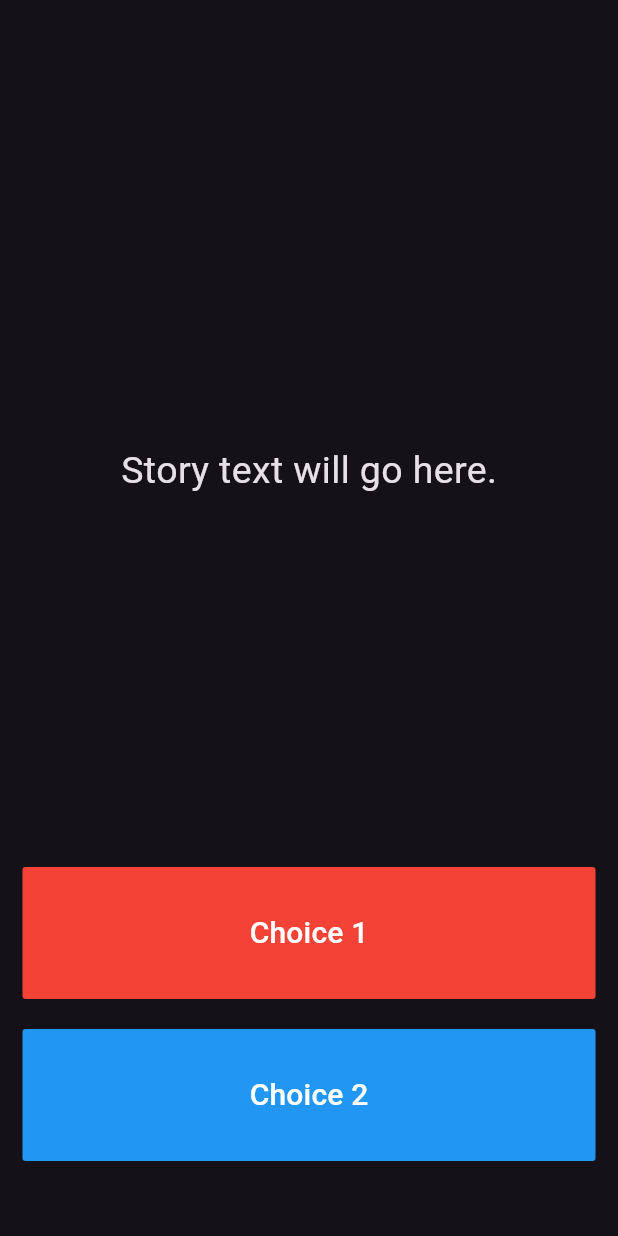
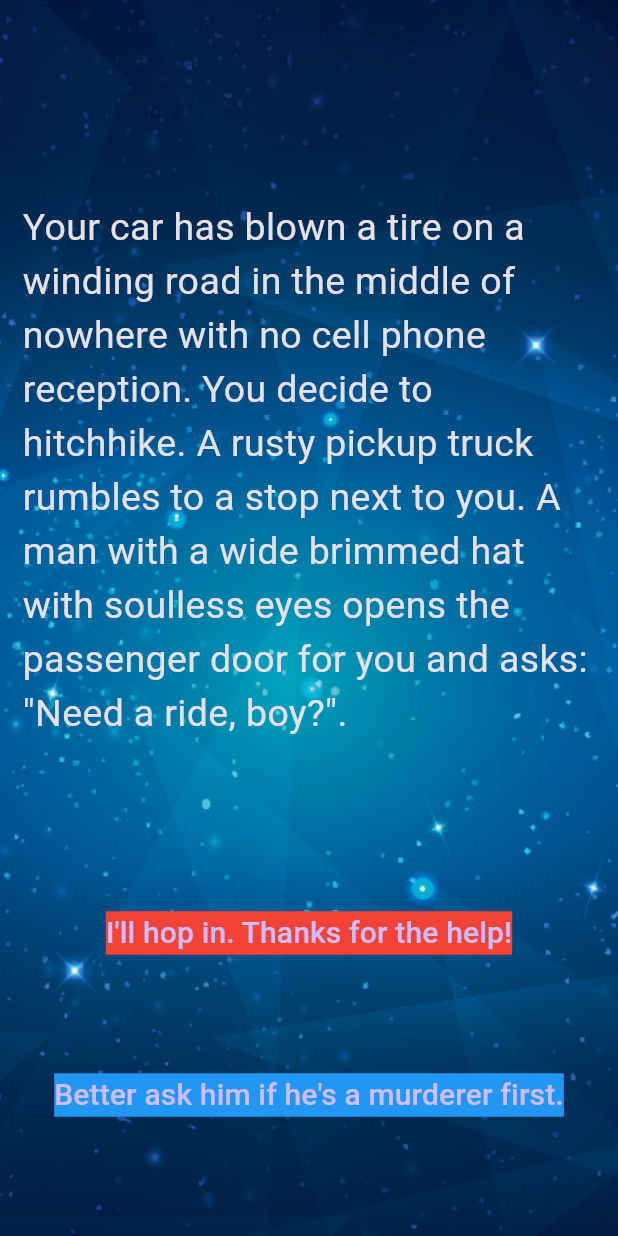
Before and after one commit to Yutarop/destini_challenge_app, a Flutter app: the screen it shows after launch, on a phone screen of 412 x 824 dp. Run offline on Flutter 3.47's test engine with Material 3 defaults, Android fonts, the phone set to English and light mode, and no system bars.

Commit message:
update files for completed version

```diff
--- a/lib/main.dart
+++ b/lib/main.dart
@@ -1,6 +1,5 @@
 import 'package:flutter/material.dart';
-
-//TODO: Step 15 - Run the app and see if you can see the screen update with the first story. Delete this TODO if it looks as you expected.
+import 'story_brain.dart';
 
 void main() => runApp(Destini());
 
@@ -13,7 +12,7 @@ class Destini extends StatelessWidget {
   }
 }
 
-//TODO: Step 9 - Create a new storyBrain object from the StoryBrain class.
+StoryBrain storyBrain = StoryBrain();
 
 class StoryPage extends StatefulWidget {
   _StoryPageState createState() => _StoryPageState();
@@ -24,7 +23,12 @@ class _StoryPageState extends State<StoryPage> {
   Widget build(BuildContext context) {
     return Scaffold(
       body: Container(
-        //TODO: Step 1 - Add background.png to this Container as a background image.
+        decoration: BoxDecoration(
+          image: DecorationImage(
+              image: AssetImage('images/background.png'),
+            fit: BoxFit.cover
+          )
+        ),
         padding: EdgeInsets.symmetric(vertical: 50.0, horizontal: 15.0),
         constraints: BoxConstraints.expand(),
         child: SafeArea(
@@ -35,8 +39,7 @@ class _StoryPageState extends State<StoryPage> {
                 flex: 12,
                 child: Center(
                   child: Text(
-                    //TODO: Step 10 - use the storyBrain to get the first story title and display it in this Text Widget.
-                    'Story text will go here.',
+                    storyBrain.getStory(),
                     style: TextStyle(
                       fontSize: 25.0,
                     ),
@@ -45,17 +48,20 @@ class _StoryPageState extends State<StoryPage> {
               ),
               Expanded(
                 flex: 2,
-                child: FlatButton(
+                child: TextButton(
                   onPressed: () {
                     //Choice 1 made by user.
-                    //TODO: Step 18 - Call the nextStory() method from storyBrain and pass the number 1 as the choice made by the user.
+                    setState(() {
+                      storyBrain.nextStory(1);
+                    });
                   },
+                  child: Container(
                     color: Colors.red,
                     child: Text(
-                    //TODO: Step 13 - Use the storyBrain to get the text for choice 1.
-                    'Choice 1',
+                      storyBrain.getChoice1(),
                       style: TextStyle(
                         fontSize: 20.0,
+                      ),
                     ),
                   ),
                 ),
@@ -65,19 +71,23 @@ class _StoryPageState extends State<StoryPage> {
               ),
               Expanded(
                 flex: 2,
-                //TODO: Step 26 - Use a Flutter Visibility Widget to wrap this FlatButton.
-                //TODO: Step 28 - Set the "visible" property of the Visibility Widget to equal the output from the buttonShouldBeVisible() method in the storyBrain.
-                child: FlatButton(
+                child: Visibility(
+                  visible: storyBrain.buttonShouldBeVisible(),
+                  child: TextButton(
                     onPressed: () {
                       //Choice 2 made by user.
-                    //TODO: Step 19 - Call the nextStory() method from storyBrain and pass the number 2 as the choice made by the user.
+                      setState(() {
+                        storyBrain.nextStory(2);
+                      });
                     },
+                    child: Container(
                       color: Colors.blue,
                       child: Text(
-                    //TODO: Step 14 - Use the storyBrain to get the text for choice 2.
-                    'Choice 2',
+                        storyBrain.getChoice2(),
                         style: TextStyle(
                           fontSize: 20.0,
+                        ),
+                      ),
                     ),
                   ),
                 ),
@@ -89,7 +99,3 @@ class _StoryPageState extends State<StoryPage> {
     );
   }
 }
-
-//TODO: Step 24 - Run the app and try to figure out what code you need to add to this file to make the story change when you press on the choice buttons.
-
-//TODO: Step 29 - Run the app and test it against the Story Outline to make sure you've completed all the steps. The code for the completed app can be found here: https://github.com/londonappbrewery/destini-challenge-completed/
```
Also changed, not shown: lib/story.dart (+6 -4 lines), lib/story_brain.dart (+71 -52 lines), pubspec.yaml (+3 -64 lines). Lines whose indentation alone changed are shown as unchanged.
